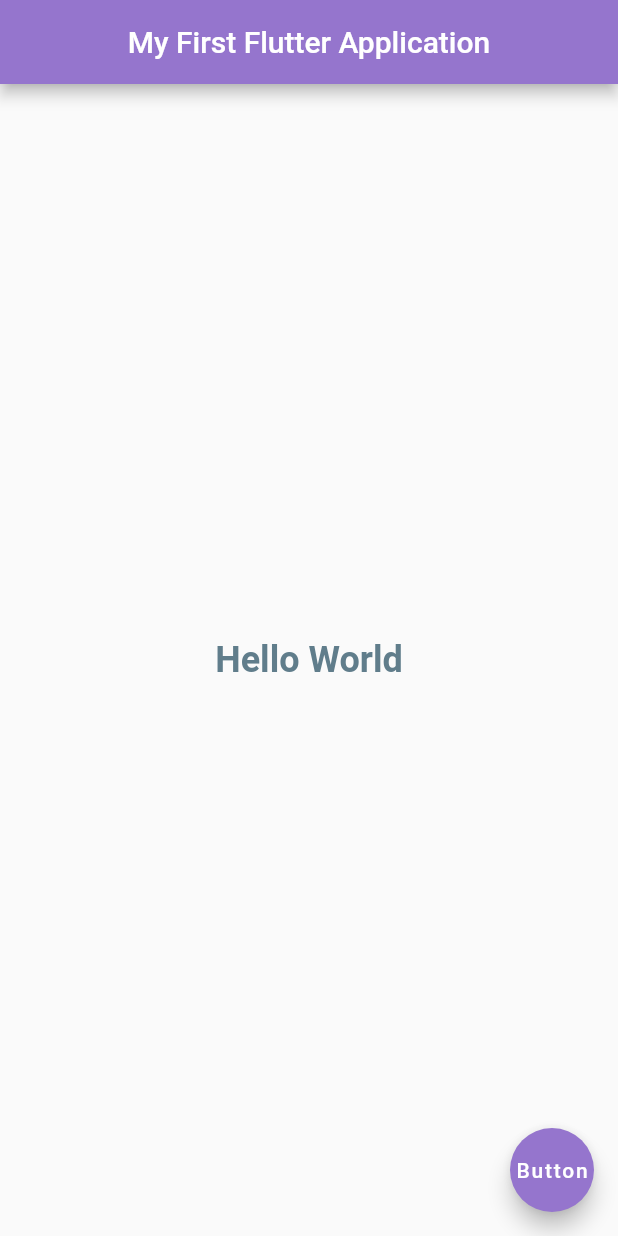
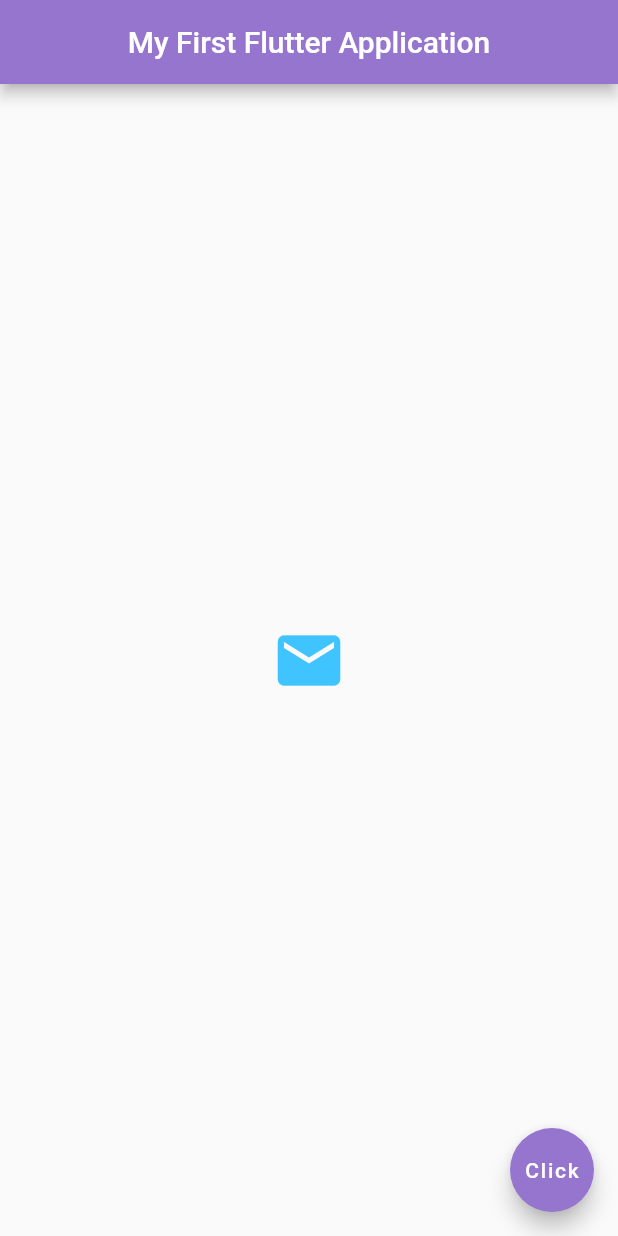
Before and after one commit to Ainsia/FlutterApp, a Flutter app: the screen it shows after launch, on a phone screen of 412 x 824 dp. Run offline on Flutter 3.47's test engine with Material 2 defaults, Android fonts, the phone set to English and light mode, and no system bars; our stand-ins replace google_fonts.

Commit message:
Adding Fonts, Icons, Images, Buttons and on Pressed Functions to Body

```diff
--- a/lib/main.dart
+++ b/lib/main.dart
@@ -1,29 +1,80 @@
 import 'package:flutter/material.dart';
+import 'package:google_fonts/google_fonts.dart';
 
 void main() {
+  WidgetsFlutterBinding.ensureInitialized();
   runApp(MaterialApp(
-    home: Scaffold(
+    home: Home(),
+
+  ),);
+}
+
+class Home extends StatelessWidget{
+  @override
+  Widget build (BuildContext context){
+    return Scaffold(
       appBar: AppBar(
         title: Center(
           child: Text("My First Flutter Application"),),
-          backgroundColor: Colors.deepPurple[300],
+        backgroundColor: Colors.deepPurple[300],
       ),
 
       body: Center (
-        child: Text("Hello World",
-            style: TextStyle(
-                      fontSize: 24,
-                      color: Colors.blueGrey,
-                      fontWeight: FontWeight.bold,
-            ),
+        //******** Adding Text ********
+        // child: Text("Hello World",
+        //   style:GoogleFonts.getFont('Pacifico',
+        //     color: Colors.purple[200],
+        //     fontSize: 40,), //style
+        // ),
+        //******** Adding Image ********
+        // child: Image(
+        //   image: AssetImage('image/image2.jpg'),
+        // ),
+        //******** Adding Icon ********
+        // child: Icon(
+        //   Icons.airport_shuttle,
+        //   color: Colors.deepPurple[600],
+        //   size:60.0,
+        // ),
+        //************ Elevated Button ***************
+        // child: ElevatedButton(
+        //   onPressed: () {},
+        //   child: const Text('click Me', style: TextStyle(
+        //     color: Colors.deepPurple,
+        //     ),
+        //   ),
+        //   style: ElevatedButton.styleFrom(
+        //     backgroundColor: Colors.pink,
+        //   ),
+        // )
+        //********** Icon inside A Button ************
+        // child: ElevatedButton.icon(
+        //     onPressed: (){},
+        //     icon: Icon(
+        //       Icons.mail,
+        //     ),
+        //     label: Text('Click me'),
+        // ),
+
+      //   ********** Icon As Button ********
+        child: IconButton(
+          onPressed: (){},
+          icon: Icon(
+            Icons.mail,
+          ),
+          color: Colors.lightBlueAccent,
+          iconSize: 50.0 ,
         ),
       ),
       floatingActionButton: FloatingActionButton(
-        onPressed: null,
-        child: Text("Button"),
+        // onPressed: null,
+        onPressed: (){
+          print('you clicked me');
+        },
+        child: Text("Click"),
         backgroundColor: Colors.deepPurple[300],
       ),
-    ),
+    );
+  }
 
-  ),);
 }
--- a/pubspec.yaml
+++ b/pubspec.yaml
@@ -35,6 +35,7 @@ dependencies:
   # The following adds the Cupertino Icons font to your application.
   # Use with the CupertinoIcons class for iOS style icons.
   cupertino_icons: ^1.0.2
+  google_fonts: ^6.1.0
 
 dev_dependencies:
   flutter_test:
@@ -59,9 +60,8 @@ flutter:
   uses-material-design: true
 
   # To add assets to your application, add an assets section, like this:
-  # assets:
-  #   - images/a_dot_burr.jpeg
-  #   - images/a_dot_ham.jpeg
+  assets:
+     - image/
 
   # An image asset can refer to one or more resolution-specific "variants", see
   # https://flutter.dev/assets-and-images/#resolution-aware
```
Also changed, not shown: image/image1.jpg (added), image/image2.jpg (added), image/image3.jpg (added), pubspec.lock, 1 other file.
